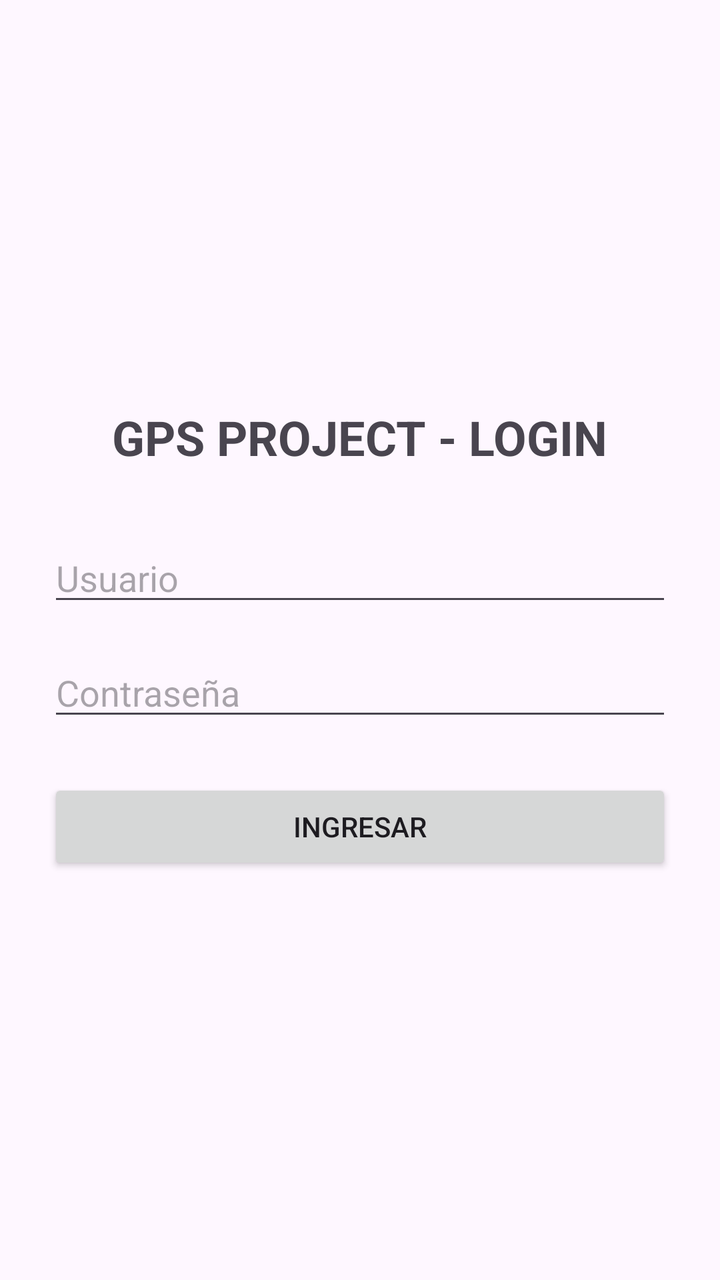
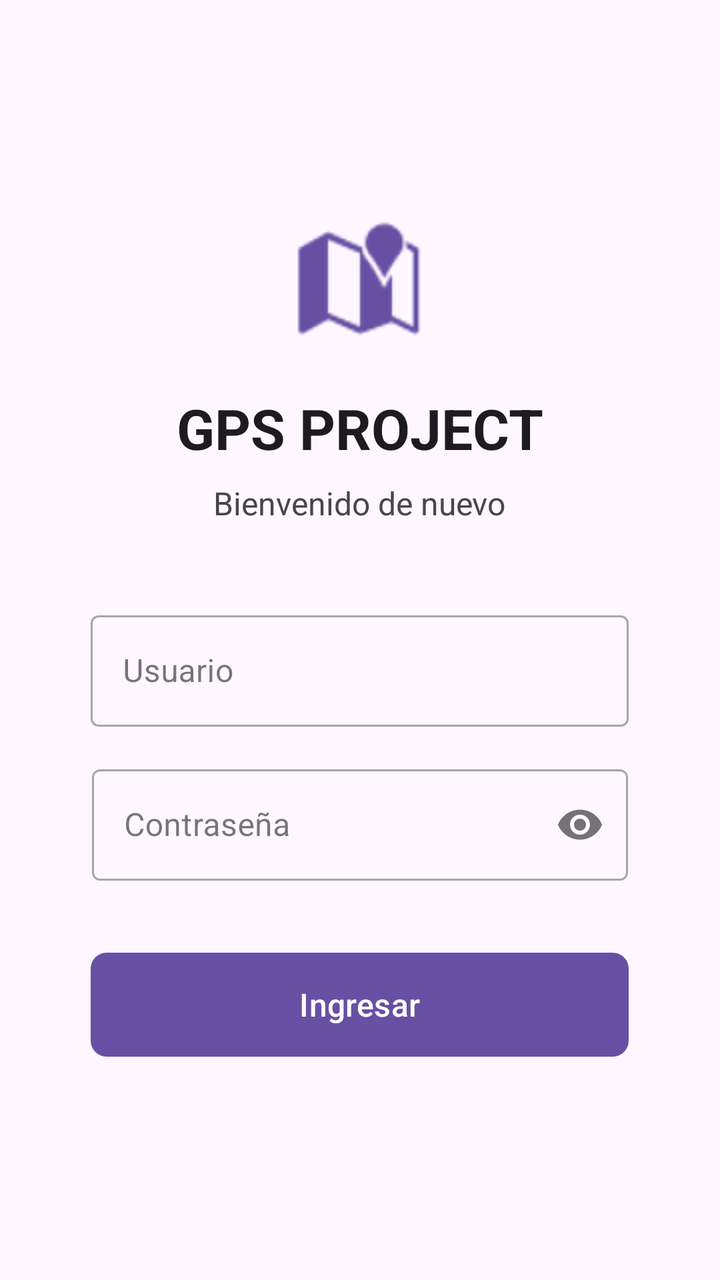

Two renders of the same Android screen: before a commit and after it. Below are the layout's source before the change and the commit's diff.
<!-- AndroidManifest.xml: application theme Theme.GPS_Project -->
<!-- res/layout/activity_login.xml -->
<?xml version="1.0" encoding="utf-8"?>
<LinearLayout xmlns:android="http://schemas.android.com/apk/res/android"
    android:layout_width="match_parent"
    android:id="@+id/main"
    android:layout_height="match_parent"
    android:orientation="vertical"
    android:padding="24dp"
    android:gravity="center">

    <TextView
        android:layout_width="wrap_content"
        android:layout_height="wrap_content"
        android:text="GPS PROJECT - LOGIN"
        android:textSize="24sp"
        android:textStyle="bold"
        android:layout_marginBottom="32dp"/>

    <EditText
        android:id="@+id/etUsuario"
        android:layout_width="match_parent"
        android:layout_height="wrap_content"
        android:hint="Usuario"
        android:inputType="textPersonName"
        android:layout_marginBottom="16dp"/>

    <EditText
        android:id="@+id/etPassword"
        android:layout_width="match_parent"
        android:layout_height="wrap_content"
        android:hint="Contraseña"
        android:inputType="textPassword"
        android:layout_marginBottom="24dp"/>

    <Button
        android:id="@+id/btnIngresar"
        android:layout_width="match_parent"
        android:layout_height="wrap_content"
        android:text="Ingresar" />

</LinearLayout>
<!-- resources referenced by this layout -->
<resources>
  <style name="Theme.GPS_Project" parent="Base.Theme.GPS_Project" />
  <style name="Base.Theme.GPS_Project" parent="Theme.Material3.DayNight.NoActionBar">
          
          
      </style>
</resources>

<!-- the commit's change to res/layout/activity_login.xml (unified diff, before → after) -->
@@ -1,40 +1,71 @@
 <?xml version="1.0" encoding="utf-8"?>
 <LinearLayout xmlns:android="http://schemas.android.com/apk/res/android"
+    xmlns:app="http://schemas.android.com/apk/res-auto"
+    android:id="@+id/main"
     android:layout_width="match_parent"
-    android:id="@+id/main"
     android:layout_height="match_parent"
     android:orientation="vertical"
-    android:padding="24dp"
-    android:gravity="center">
+    android:gravity="center"
+    android:padding="32dp"
+    android:background="?android:attr/colorBackground"> <ImageView
+    android:layout_width="64dp"
+    android:layout_height="64dp"
+    android:src="@android:drawable/ic_dialog_map"
+    app:tint="?attr/colorPrimary"
+    android:layout_marginBottom="24dp"/>
 
     <TextView
         android:layout_width="wrap_content"
         android:layout_height="wrap_content"
-        android:text="GPS PROJECT - LOGIN"
-        android:textSize="24sp"
+        android:text="GPS PROJECT"
+        android:textSize="28sp"
         android:textStyle="bold"
-        android:layout_marginBottom="32dp"/>
+        android:textColor="?android:attr/textColorPrimary"
+        android:layout_marginBottom="8dp"/>
 
-    <EditText
-        android:id="@+id/etUsuario"
-        android:layout_width="match_parent"
+    <TextView
+        android:layout_width="wrap_content"
         android:layout_height="wrap_content"
-        android:hint="Usuario"
-        android:inputType="textPersonName"
-        android:layout_marginBottom="16dp"/>
+        android:text="Bienvenido de nuevo"
+        android:textSize="16sp"
+        android:textColor="?android:attr/textColorSecondary"
+        android:layout_marginBottom="40dp"/>
 
-    <EditText
-        android:id="@+id/etPassword"
-        android:layout_width="match_parent"
+    <com.google.android.material.textfield.TextInputLayout
+        style="@style/Widget.MaterialComponents.TextInputLayout.OutlinedBox"
+        android:layout_width="269dp"
         android:layout_height="wrap_content"
+        android:layout_marginBottom="16dp"
+        android:hint="Usuario">
+
+        <com.google.android.material.textfield.TextInputEditText
+            android:id="@+id/etUsuario"
+            android:layout_width="match_parent"
+            android:layout_height="wrap_content"
+            android:inputType="textPersonName" />
+    </com.google.android.material.textfield.TextInputLayout>
+
+    <com.google.android.material.textfield.TextInputLayout
+        style="@style/Widget.MaterialComponents.TextInputLayout.OutlinedBox"
+        android:layout_width="268dp"
+        android:layout_height="wrap_content"
+        android:layout_marginBottom="32dp"
         android:hint="Contraseña"
-        android:inputType="textPassword"
-        android:layout_marginBottom="24dp"/>
+        app:passwordToggleEnabled="true">
 
-    <Button
+        <com.google.android.material.textfield.TextInputEditText
+            android:id="@+id/etPassword"
+            android:layout_width="match_parent"
+            android:layout_height="wrap_content"
+            android:inputType="textPassword" />
+    </com.google.android.material.textfield.TextInputLayout>
+
+    <com.google.android.material.button.MaterialButton
         android:id="@+id/btnIngresar"
-        android:layout_width="match_parent"
-        android:layout_height="wrap_content"
-        android:text="Ingresar" />
+        android:layout_width="269dp"
+        android:layout_height="60dp"
+        android:text="Ingresar"
+        android:textSize="16sp"
+        app:cornerRadius="8dp" />
 
 </LinearLayout>
